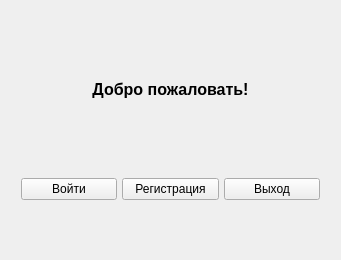
First picture: the form in courseProject/widget.ui, repository coderDreamer/courseProject, before the edit.
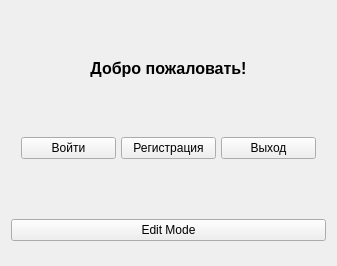
Second picture: the form after the edit.

```diff
--- a/courseProject/widget.ui
+++ b/courseProject/widget.ui
@@ -6,8 +6,8 @@
    <rect>
     <x>0</x>
     <y>0</y>
-    <width>341</width>
-    <height>260</height>
+    <width>337</width>
+    <height>266</height>
    </rect>
   </property>
   <property name="windowTitle">
@@ -18,7 +18,7 @@
     <number>0</number>
    </property>
    <property name="bottomMargin">
-    <number>0</number>
+    <number>25</number>
    </property>
    <item>
     <layout class="QVBoxLayout" name="verticalLayout">
@@ -109,6 +109,13 @@
        </item>
       </layout>
      </item>
+     <item>
+      <widget class="QPushButton" name="edit_mode">
+       <property name="text">
+        <string>Edit Mode</string>
+       </property>
+      </widget>
+     </item>
     </layout>
    </item>
   </layout>
```
Left out of the diff: 2 changed lines with no effect on the pictures.
